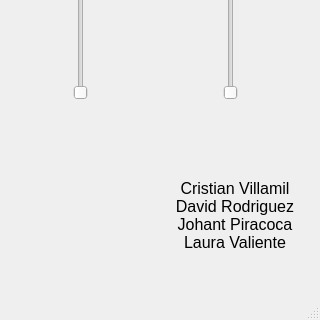
This is taller_2/punto_2/mainwindow.ui in cnicolasv/ElectivaRobotica as Qt 5 draws it before an edit; both pictures show x 0 to 320 and y 280 to 600 of the 320 by 600 pixel window. The edited form follows.
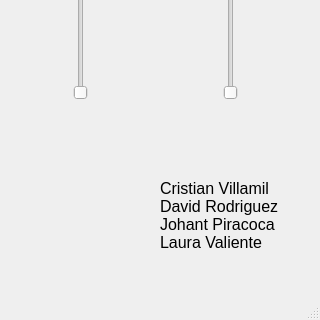
This is the edited form. Icons and pictures are not drawn.

Commit message: GUI punto 1 creada, logica del app.py punto 1 implementada

```diff
--- a/taller_2/punto_2/mainwindow.ui
+++ b/taller_2/punto_2/mainwindow.ui
@@ -127,9 +127,6 @@
 Johant Piracoca
 Laura Valiente</string>
     </property>
-    <property name="alignment">
-     <set>Qt::AlignmentFlag::AlignCenter</set>
-    </property>
     <property name="margin">
      <number>3</number>
     </property>
```
Left out of the diff: 8 changed lines with no effect on the pictures. The commit also changes 3 other files.
